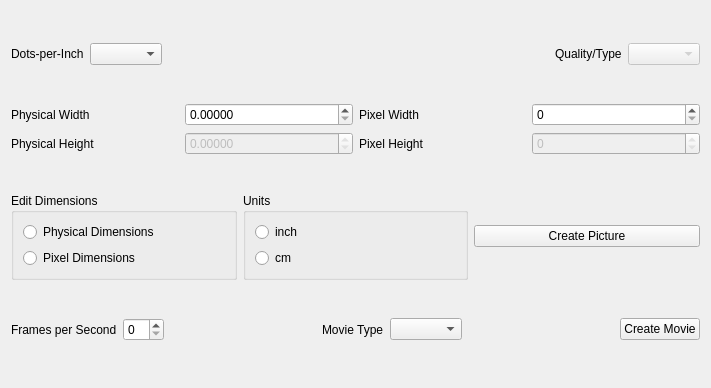
Old version of the form iraspa/iraspagui/camerapicturesform.ui in the repository iRASPA/iRASPA-QT.
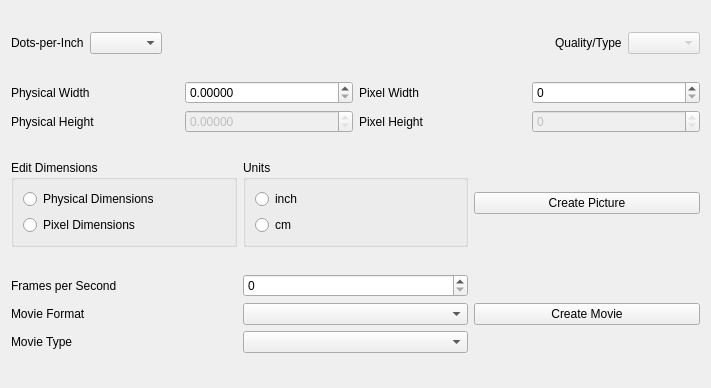
New version of the form. Custom widgets are drawn as their Qt base class.

Commit message: Added rotation around Y movie option

Diff of the .ui file:
```diff
--- a/iraspa/iraspagui/camerapicturesform.ui
+++ b/iraspa/iraspagui/camerapicturesform.ui
@@ -233,56 +233,42 @@
      <item>
       <layout class="QHBoxLayout" name="horizontalLayout_8">
        <item>
-        <widget class="QLabel" name="label_7">
-         <property name="text">
-          <string>Frames per Second</string>
-         </property>
-        </widget>
-       </item>
-       <item>
+        <layout class="QGridLayout" name="gridLayout_2">
+         <item row="0" column="1">
         <widget class="QSpinBox" name="framesPerSecondSpinBox">
          <property name="keyboardTracking">
           <bool>false</bool>
          </property>
         </widget>
        </item>
-       <item>
-        <spacer name="horizontalSpacer_2">
-         <property name="orientation">
-          <enum>Qt::Horizontal</enum>
-         </property>
-         <property name="sizeHint" stdset="0">
-          <size>
-           <width>40</width>
-           <height>20</height>
-          </size>
-         </property>
-        </spacer>
-       </item>
-       <item>
+         <item row="1" column="0">
         <widget class="QLabel" name="label_8">
          <property name="text">
-          <string>Movie Type</string>
+            <string>Movie Format</string>
          </property>
         </widget>
        </item>
-       <item>
+         <item row="1" column="1">
+          <widget class="QComboBox" name="movieFormatComboBox"/>
+         </item>
+         <item row="2" column="1">
         <widget class="QComboBox" name="movieTypeComboBox"/>
        </item>
-       <item>
-        <spacer name="horizontalSpacer_3">
-         <property name="orientation">
-          <enum>Qt::Horizontal</enum>
-         </property>
-         <property name="sizeHint" stdset="0">
-          <size>
-           <width>40</width>
-           <height>20</height>
-          </size>
-         </property>
-        </spacer>
-       </item>
-       <item>
+         <item row="0" column="0">
+          <widget class="QLabel" name="label_7">
+           <property name="text">
+            <string>Frames per Second</string>
+           </property>
+          </widget>
+         </item>
+         <item row="2" column="0">
+          <widget class="QLabel" name="label_9">
+           <property name="text">
+            <string>Movie Type</string>
+           </property>
+          </widget>
+         </item>
+         <item row="1" column="2">
         <widget class="QPushButton" name="createMoviePushButton">
          <property name="enabled">
           <bool>true</bool>
@@ -291,6 +277,8 @@
           <string>Create Movie</string>
          </property>
         </widget>
+         </item>
+        </layout>
        </item>
       </layout>
      </item>
```
Lines whose indentation alone changed are shown as unchanged. The commit also changes 9 other files.
